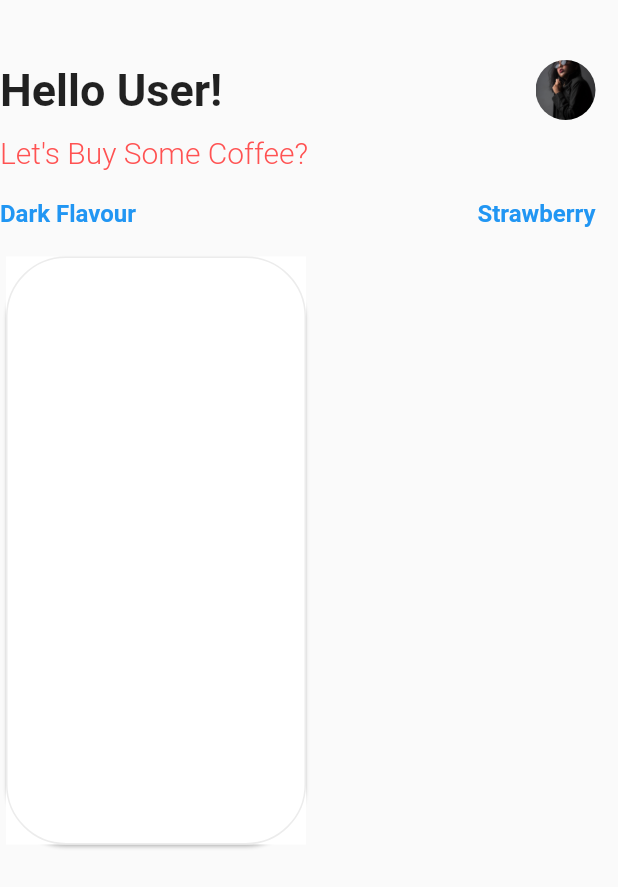
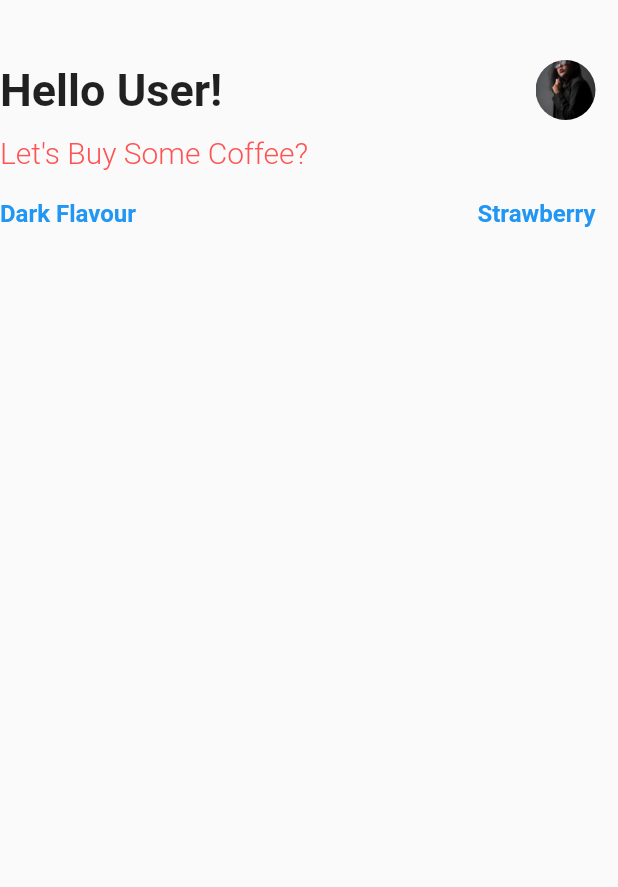
Before and after one commit to Godslovelee/Flutter_UI_challenges_Playlist, a Flutter app: the screen it shows after launch, on a phone screen of 412 x 824 dp. Shown: the top 887 px of the screen. Run offline on Flutter 3.47's test engine with Material 2 defaults, Android fonts, the phone set to English and light mode, and no system bars; our stand-ins replace flutter_icons.

Commit message:
"refractoring..."

```diff
--- a/lib/coffee_ui_display/home.dart
+++ b/lib/coffee_ui_display/home.dart
@@ -1,5 +1,5 @@
 import 'package:flutter/material.dart';
-//import 'details_page.dart';
+import 'details_page.dart';
 class HomeScreen extends StatefulWidget {
   const HomeScreen({Key? key}) : super(key: key);
 
@@ -83,20 +83,7 @@ class _HomeScreenState extends State<HomeScreen> {
               children: [
 
 
-                Card(
-                  shape: RoundedRectangleBorder(
-                    borderRadius: BorderRadius.circular(40), // if you need this
-                    side: BorderSide(
-                      color: Colors.grey.withOpacity(0.2),
-                      width: 1,
-                    ),
-                  ),
-                  child: Container(
-                    color: Colors.white,
-                    width: 200,
-                    height: 200,
-                  ),
-                )
+
 
               ],
             ),
```
